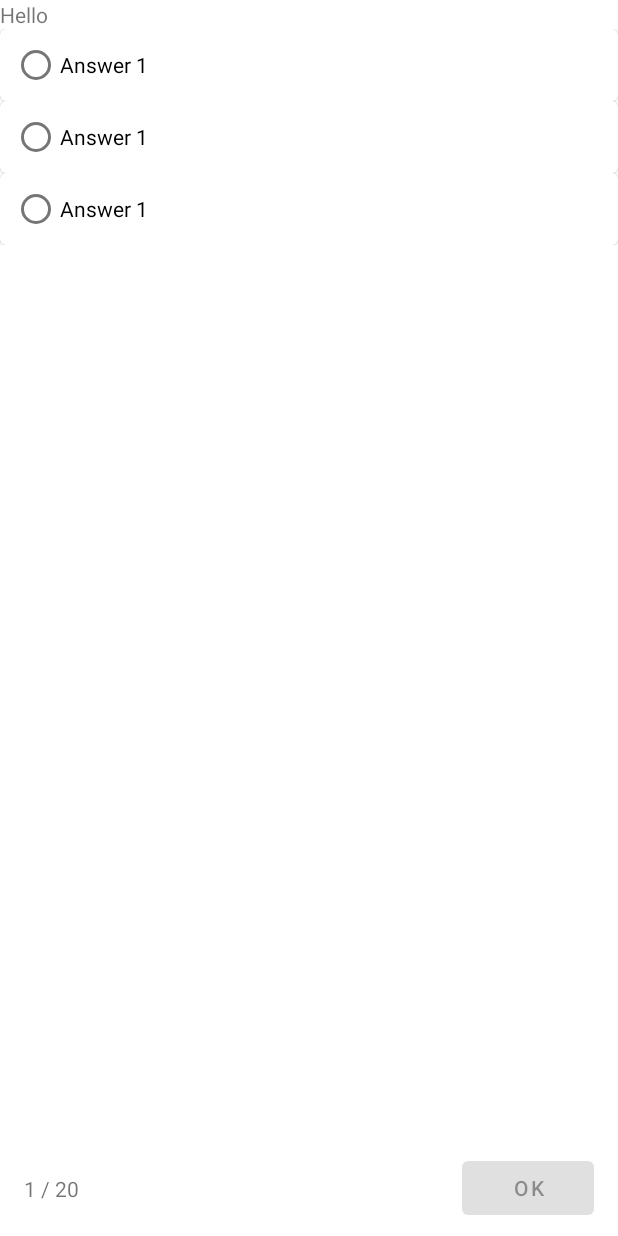
After one commit to amalhanaja/dyahacademy-android, an Android app: the layout fragment_quiz.xml on its own in the app's theme, with its tools: preview values and no code run, on a phone screen of 412 x 824 dp. The commit adds this screen. Run offline under Robolectric (Android 15) with nearby library versions, the phone set to English and light mode, and no system bars.

Commit message:
Init Quiz

```diff
--- a/app/src/main/java/com/amalcodes/dyahacademy/android/core/MultiAdapter.kt
+++ b/app/src/main/java/com/amalcodes/dyahacademy/android/core/MultiAdapter.kt
@@ -5,6 +5,7 @@ import androidx.recyclerview.widget.RecyclerView
 import com.amalcodes.dyahacademy.android.R
 import com.amalcodes.dyahacademy.android.features.course.CourseViewHolder
 import com.amalcodes.dyahacademy.android.features.lesson.LessonViewHolder
+import com.amalcodes.dyahacademy.android.features.quiz.AnswerViewHolder
 import com.amalcodes.dyahacademy.android.features.topic.TopicViewHolder
 import com.amalcodes.ezrecyclerview.adapter.BaseAdapter
 import com.amalcodes.ezrecyclerview.adapter.entity.ItemEntity
@@ -22,6 +23,7 @@ class MultiAdapter(data: MutableList<ItemEntity> = mutableListOf()) :
             R.layout.item_course -> CourseViewHolder(view)
             R.layout.item_topic -> TopicViewHolder(view)
             R.layout.item_lesson_default -> LessonViewHolder(view)
+            R.layout.item_answer -> AnswerViewHolder(view)
             else -> throw IllegalStateException("unexpected View Holder for layoutRes: $layoutRes")
         }
     }
--- a/app/src/main/java/com/amalcodes/dyahacademy/android/features/course/CourseDetailFragment.kt
+++ b/app/src/main/java/com/amalcodes/dyahacademy/android/features/course/CourseDetailFragment.kt
@@ -99,6 +99,12 @@ class CourseDetailFragment : Fragment() {
                                 item.title,
                                 item.content
                             )
+                        is LessonViewEntity.Quiz ->
+                            CourseDetailFragmentDirections
+                                .actionCourseDetailFragmentToQuizFragment(
+                                    label = item.title,
+                                    lessonId = item.id
+                                )
                         else -> throw IllegalStateException("Unsupported Lesson: $item")
                     }
                     findNavController().navigate(directions)
--- a/app/src/main/java/com/amalcodes/dyahacademy/android/features/course/CourseDetailViewModel.kt
+++ b/app/src/main/java/com/amalcodes/dyahacademy/android/features/course/CourseDetailViewModel.kt
@@ -72,6 +72,10 @@ class CourseDetailViewModel : ViewModel() {
                 title = title(),
                 content = markdown().orEmpty()
             )
+            ENUM_LESSON_LESSONTYPE.QUIZ -> LessonViewEntity.Quiz(
+                id = id(),
+                title = title()
+            )
             else -> throw IllegalStateException("unsupported Lesson Type ${lessonType()}")
         }
     }
--- /dev/null
+++ b/app/src/main/res/layout/fragment_quiz.xml
@@ -0,0 +1,63 @@
+<?xml version="1.0" encoding="utf-8"?>
+<androidx.constraintlayout.widget.ConstraintLayout xmlns:android="http://schemas.android.com/apk/res/android"
+    xmlns:app="http://schemas.android.com/apk/res-auto"
+    xmlns:tools="http://schemas.android.com/tools"
+    android:layout_width="match_parent"
+    android:layout_height="match_parent"
+    tools:context=".features.quiz.QuizFragment">
+
+    <androidx.appcompat.widget.AppCompatTextView
+        android:id="@+id/actv_question"
+        android:layout_width="match_parent"
+        android:layout_height="wrap_content"
+        app:layout_constraintEnd_toEndOf="parent"
+        app:layout_constraintStart_toStartOf="parent"
+        app:layout_constraintTop_toTopOf="parent"
+        tools:text="Hello" />
+
+    <androidx.recyclerview.widget.RecyclerView
+        android:id="@+id/rv_answer"
+        android:layout_width="0dp"
+        android:layout_height="wrap_content"
+        android:orientation="vertical"
+        app:layoutManager="androidx.recyclerview.widget.LinearLayoutManager"
+        app:layout_constraintEnd_toEndOf="parent"
+        app:layout_constraintStart_toStartOf="parent"
+        app:layout_constraintTop_toBottomOf="@id/actv_question"
+        tools:listitem="@layout/item_answer" />
+
+    <androidx.constraintlayout.widget.ConstraintLayout
+        android:id="@+id/constraintLayout"
+        android:layout_width="0dp"
+        android:layout_height="wrap_content"
+        app:layout_constraintBottom_toBottomOf="parent"
+        app:layout_constraintEnd_toEndOf="parent"
+        app:layout_constraintStart_toStartOf="parent">
+
+        <TextView
+            android:id="@+id/tv_current_per_count"
+            android:layout_width="wrap_content"
+            android:layout_height="wrap_content"
+            android:layout_marginStart="@dimen/spacing_4"
+            android:layout_marginTop="@dimen/spacing_2"
+            android:layout_marginBottom="@dimen/spacing_2"
+            app:layout_constraintBottom_toBottomOf="parent"
+            app:layout_constraintStart_toStartOf="parent"
+            app:layout_constraintTop_toTopOf="parent"
+            tools:text="1 / 20" />
+
+        <Button
+            android:id="@+id/btn_check"
+            android:layout_width="wrap_content"
+            android:layout_height="wrap_content"
+            android:layout_marginTop="@dimen/spacing_2"
+            android:layout_marginEnd="@dimen/spacing_4"
+            android:layout_marginBottom="@dimen/spacing_2"
+            android:enabled="false"
+            android:text="@android:string/ok"
+            app:layout_constraintBottom_toBottomOf="parent"
+            app:layout_constraintEnd_toEndOf="parent"
+            app:layout_constraintTop_toTopOf="parent" />
+    </androidx.constraintlayout.widget.ConstraintLayout>
+
+</androidx.constraintlayout.widget.ConstraintLayout>
--- /dev/null
+++ b/app/src/main/res/layout/item_answer.xml
@@ -0,0 +1,24 @@
+<?xml version="1.0" encoding="utf-8"?>
+<com.google.android.material.card.MaterialCardView xmlns:android="http://schemas.android.com/apk/res/android"
+    xmlns:app="http://schemas.android.com/apk/res-auto"
+    xmlns:tools="http://schemas.android.com/tools"
+    android:layout_width="match_parent"
+    android:layout_height="wrap_content">
+
+    <androidx.constraintlayout.widget.ConstraintLayout
+        android:layout_width="match_parent"
+        android:layout_height="wrap_content"
+        android:paddingStart="@dimen/spacing_2"
+        android:paddingEnd="@dimen/spacing_2">
+
+        <com.google.android.material.radiobutton.MaterialRadioButton
+            android:id="@+id/mrb_item_answer"
+            android:layout_width="match_parent"
+            android:layout_height="wrap_content"
+            app:layout_constraintEnd_toEndOf="parent"
+            app:layout_constraintStart_toStartOf="parent"
+            app:layout_constraintTop_toTopOf="parent"
+            tools:text="Answer 1" />
+    </androidx.constraintlayout.widget.ConstraintLayout>
+
+</com.google.android.material.card.MaterialCardView>
```
Also changed, not shown: app/build.gradle.kts (+7 -5 lines), app/src/main/java/com/amalcodes/dyahacademy/android/core/Injector.kt (+15 -0 lines), app/src/main/java/com/amalcodes/dyahacademy/android/features/lesson/LessonRepository.kt (added, +31 -0 lines), app/src/main/java/com/amalcodes/dyahacademy/android/features/lesson/LessonViewEntity.kt (+8 -0 lines), app/src/main/java/com/amalcodes/dyahacademy/android/features/quiz/AnswerViewEntity.kt (added, +19 -0 lines), app/src/main/java/com/amalcodes/dyahacademy/android/features/quiz/AnswerViewHolder.kt (added, +29 -0 lines), app/src/main/java/com/amalcodes/dyahacademy/android/features/quiz/QuizFragment.kt (added, +105 -0 lines), app/src/main/java/com/amalcodes/dyahacademy/android/features/quiz/QuizUIState.kt (added, +13 -0 lines), app/src/main/java/com/amalcodes/dyahacademy/android/features/quiz/QuizViewEntity.kt (added, +14 -0 lines), app/src/main/java/com/amalcodes/dyahacademy/android/features/quiz/QuizViewModel.kt (added, +74 -0 lines), app/src/main/res/navigation/app_graph.xml (+15 -0 lines), app/src/main/graphql/com/amalcodes/dyahacademy/android/schema.json, 1 other file.
